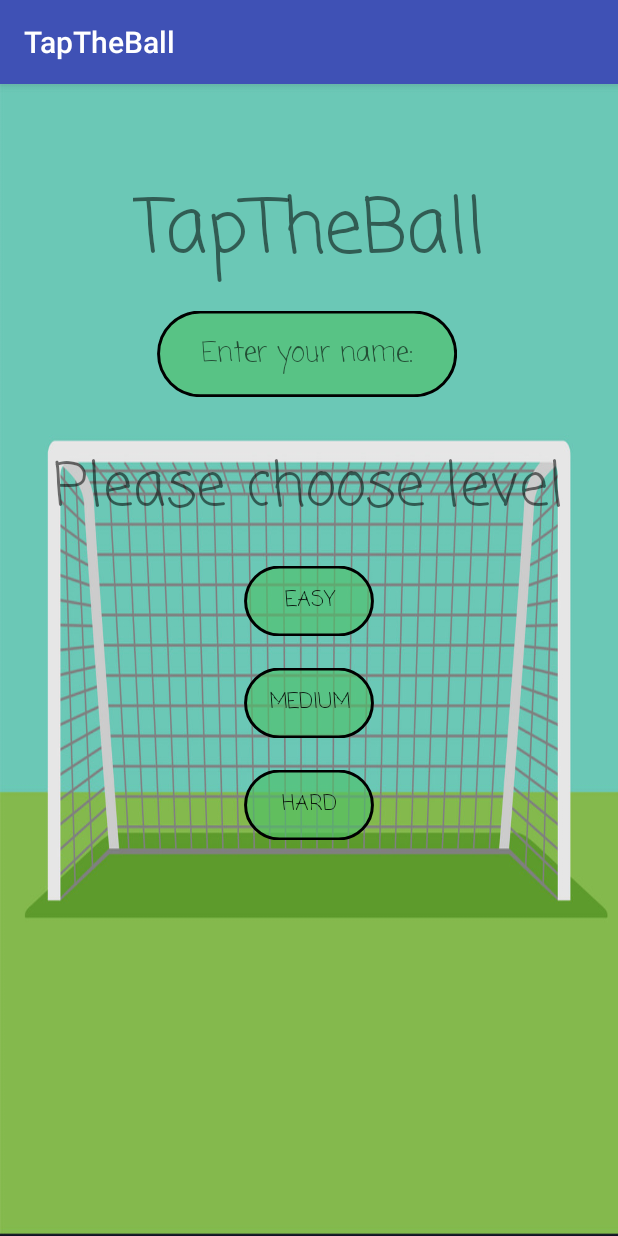
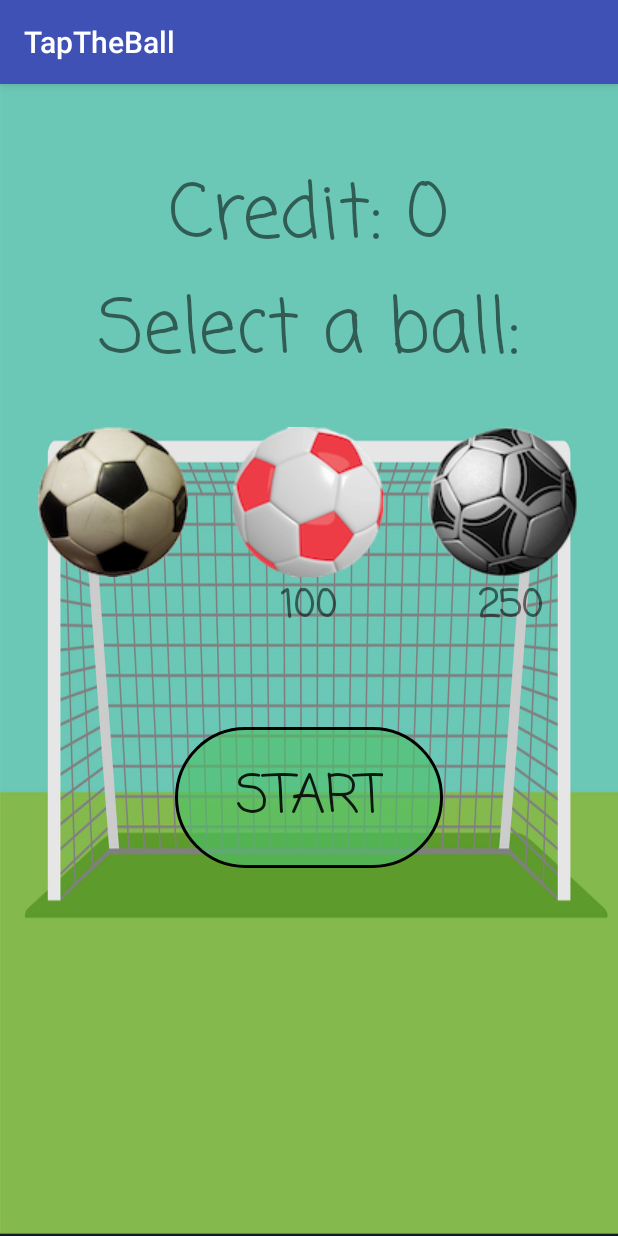
Before and after one commit to MayheMatan/TapTheBall, an Android app: the screen it shows after launch (MainActivity before the commit, ChooseActivity after it), after a tap on "EASY", on a phone screen of 412 x 824 dp. Run offline under Robolectric (Android 15) with nearby library versions, the phone set to English and light mode, and no system bars.

Commit message:
fixes added

```diff
--- /dev/null
+++ b/app/src/main/java/com/mayhematan/taptheball/ChooseActivity.java
@@ -0,0 +1,83 @@
+package com.mayhematan.taptheball;
+
+import android.content.Intent;
+import android.content.SharedPreferences;
+import android.os.Bundle;
+import android.os.Handler;
+import android.preference.PreferenceManager;
+import android.support.v7.app.AppCompatActivity;
+import android.view.View;
+import android.view.animation.Animation;
+import android.view.animation.AnimationUtils;
+import android.widget.Button;
+import android.widget.ImageView;
+import android.widget.TextView;
+
+public class ChooseActivity extends AppCompatActivity {
+    Button startBtn;
+    SharedPreferences preference;
+    TextView creditTv;
+
+    @Override
+    protected void onCreate(Bundle savedInstanceState) {
+        super.onCreate(savedInstanceState);
+        setContentView(R.layout.activity_choose);
+
+        preference = PreferenceManager.getDefaultSharedPreferences(ChooseActivity.this);
+
+        final String userName = getIntent ().getStringExtra ( "Name" );
+        final int difficult = getIntent ().getIntExtra ( "Level",0 );
+
+        final Animation buttonAnim = AnimationUtils.loadAnimation(getApplicationContext(), R.anim.button_anim);
+        final Animation slideIn = AnimationUtils.loadAnimation(getApplicationContext(), R.anim.slide_in_left);
+        final Animation slideUp = AnimationUtils.loadAnimation(getApplicationContext(), R.anim.slide_up_in);
+
+        final ImageView ball[] = {
+                findViewById(R.id.noob_ball),
+                findViewById(R.id.med_ball),
+                findViewById(R.id.expert_ball)
+        };
+        startBtn = findViewById(R.id.start_btn);
+        for (int i = 0; i<ball.length; i++)
+            ball[i].startAnimation(slideIn);
+        startBtn.startAnimation(slideUp);
+
+        Handler handler = new Handler();
+        handler.postDelayed(new Runnable() {
+            @Override
+            public void run() {
+                for (int i = 1; i < ball.length; i++) {
+                    ball[i].startAnimation(buttonAnim);
+                }
+                startBtn.startAnimation(buttonAnim);
+            }
+        },1500);
+
+        creditTv = findViewById(R.id.credit);
+        int credit = preference.getInt("credit", 0);
+        creditTv.setText(""+getResources().getString(R.string.credit) + " " + credit);
+
+        TextView amountMedBall = findViewById (R.id.ball_med_amount);
+        TextView amountExpBall = findViewById (R.id.ball_expert_amount);
+
+        ball[1].setOnClickListener(new View.OnClickListener() {
+            @Override
+            public void onClick(View v) {
+             //  if ()
+            }
+        } );
+
+        startBtn.setOnClickListener ( new View.OnClickListener () {
+            @Override
+            public void onClick(View v) {
+                Intent intent = new Intent (ChooseActivity.this, PlayActivity.class);
+                intent.putExtra ("Level", difficult);
+                intent.putExtra ("Name", userName);
+                Bundle extras = new Bundle ();
+                intent.putExtras (extras);
+                startActivity (intent);
+            }
+        } );
+
+    }
+}
--- /dev/null
+++ b/app/src/main/res/anim/slide_in_left.xml
@@ -0,0 +1,10 @@
+<?xml version="1.0" encoding="utf-8"?>
+<set xmlns:android="http://schemas.android.com/apk/res/android"
+    android:shareInterpolator="false">
+
+    <translate
+        android:duration="1500"
+        android:fromXDelta="-100.0%p"
+        android:interpolator="@android:anim/decelerate_interpolator"
+        android:toXDelta="0.0%p" />
+</set>
--- /dev/null
+++ b/app/src/main/res/layout/activity_choose.xml
@@ -0,0 +1,99 @@
+<?xml version="1.0" encoding="utf-8"?>
+<RelativeLayout
+    xmlns:android="http://schemas.android.com/apk/res/android"
+    android:layout_width="match_parent"
+    android:layout_height="match_parent"
+    android:background="@drawable/preview">
+
+    <TextView
+        android:id="@+id/credit"
+        android:layout_width="wrap_content"
+        android:layout_height="wrap_content"
+        android:text="@string/credit"
+        android:layout_centerHorizontal="true"
+        android:layout_marginTop="50dp"
+        android:textSize="50sp"
+        android:fontFamily="casual"/>
+
+    <TextView
+        android:id="@+id/ball_select"
+        android:layout_width="wrap_content"
+        android:layout_height="wrap_content"
+        android:text="@string/ball_selector"
+        android:layout_centerHorizontal="true"
+        android:layout_below="@+id/credit"
+        android:textSize="50sp"
+        android:fontFamily="casual"/>
+
+    <ImageButton
+        android:id="@+id/noob_ball"
+        android:layout_width="wrap_content"
+        android:layout_height="wrap_content"
+        android:src="@drawable/ball_noob"
+        android:background="@color/zeroAlpha"
+        android:layout_below="@+id/ball_select"
+        android:layout_marginStart="25dp"
+        android:layout_marginTop="25dp"/>
+
+    <TextView
+        android:id="@+id/ball_med_amount"
+        android:layout_width="wrap_content"
+        android:layout_height="wrap_content"
+        android:layout_below="@id/med_ball"
+        android:layout_centerHorizontal="true"
+        android:text="100"
+        android:fontFamily="casual"
+        android:textStyle="bold"
+        android:textSize="25sp"/>
+
+    <TextView
+        android:id="@+id/ball_expert_amount"
+        android:layout_width="wrap_content"
+        android:layout_height="wrap_content"
+        android:layout_below="@id/expert_ball"
+        android:layout_alignParentEnd="true"
+        android:layout_marginTop="0dp"
+        android:layout_marginEnd="50dp"
+        android:fontFamily="casual"
+        android:text="250"
+        android:textSize="25sp"
+        android:textStyle="bold" />
+
+    <ImageButton
+        android:id="@+id/med_ball"
+        android:layout_toEndOf="@id/noob_ball"
+        android:layout_width="wrap_content"
+        android:layout_height="wrap_content"
+        android:src="@drawable/ball_med"
+        android:background="@color/zeroAlpha"
+        android:layout_below="@+id/ball_select"
+        android:layout_marginStart="30dp"
+        android:layout_marginTop="25dp"/>
+
+    <ImageButton
+        android:id="@+id/expert_ball"
+        android:layout_width="wrap_content"
+        android:layout_height="wrap_content"
+        android:src="@drawable/ball_expert"
+        android:background="@color/zeroAlpha"
+        android:layout_below="@+id/ball_select"
+        android:layout_toEndOf="@id/med_ball"
+        android:layout_marginStart="30dp"
+        android:layout_marginTop="25dp"/>
+
+    <Button
+        android:id="@+id/start_btn"
+        android:layout_width="wrap_content"
+        android:layout_height="wrap_content"
+        android:layout_centerHorizontal="true"
+        android:layout_below="@id/med_ball"
+        android:layout_marginTop="100dp"
+        android:background="@drawable/textview_shape"
+        android:text="@string/start"
+        android:textSize="35sp"
+        android:padding="20dp"
+        android:paddingStart="40sp"
+        android:paddingEnd="40sp"
+        android:fontFamily="casual"/>
+
+</RelativeLayout>
--- a/app/src/main/res/values/strings.xml
+++ b/app/src/main/res/values/strings.xml
@@ -10,4 +10,8 @@
     <string name="ball_selector">Select a ball:</string>
     <string name="start">START</string>
     <string name="credit">Credit:</string>
+    <string name="purchased">Purchased</string>
+    <string name="sure">Are you sure you want to buy this ball?</string>
+    <string name="yes">Yes</string>
+    <string name="no">No</string>
 </resources>
```
Also changed, not shown: app/src/main/res/drawable/fragment_background.xml (added, +15 -0 lines), app/src/main/res/layout/purchese_dialog.xml (added, +49 -0 lines), app/src/main/res/drawable/ball_med.png (added), app/src/main/res/drawable/ball_noob.png (added), 1 other file.
